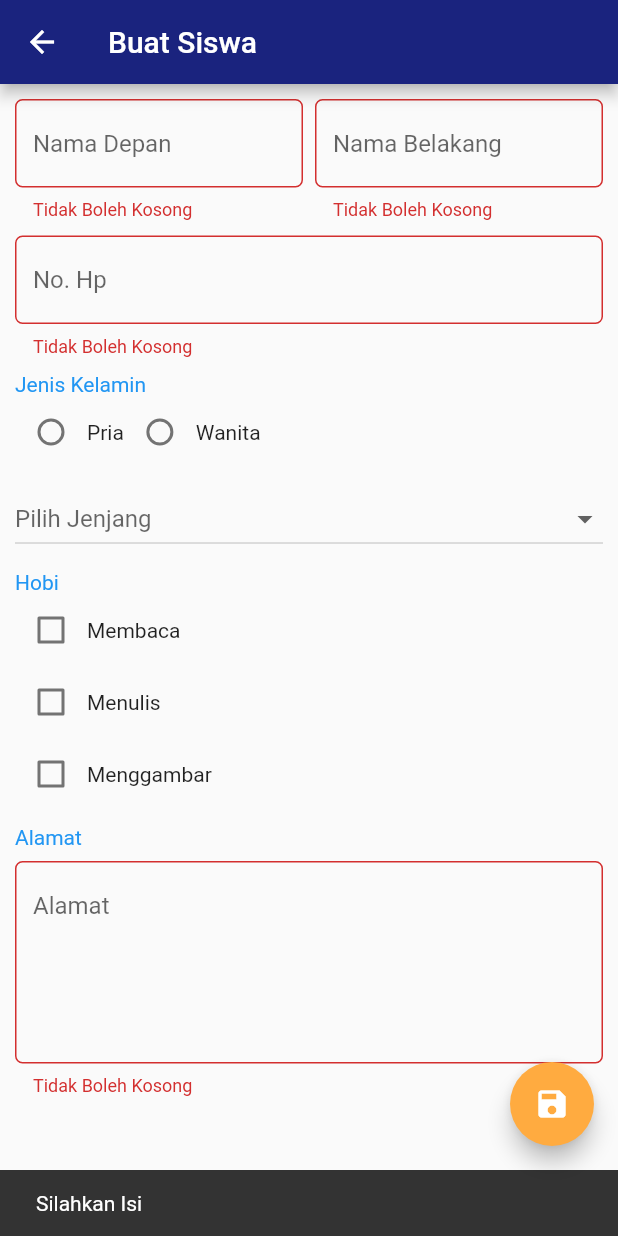
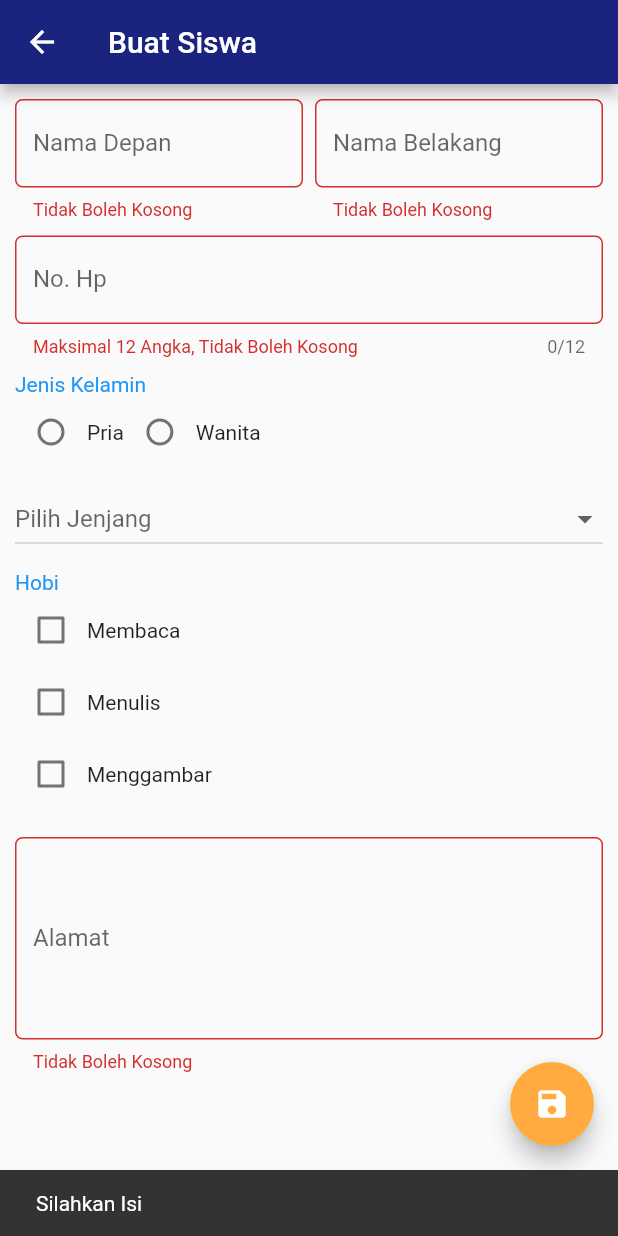
Before and after one commit to Syntaks-cyber/SekolahKu, a Flutter app: the FormPage screen opened directly, after a tap on the "save" icon, on a phone screen of 412 x 824 dp. Run offline on Flutter 3.47's test engine with Material 2 defaults, Android fonts, the phone set to English and light mode, and no system bars; our stand-ins replace sqflite; accounts and stored records are empty.

Commit message:
initial commit

```diff
--- a/lib/screens/add_screen.dart
+++ b/lib/screens/add_screen.dart
@@ -73,6 +73,7 @@ class _FormPageState extends State<FormPage> {
                     },
                     decoration: InputDecoration(
                         hintText: 'Nama Depan',
+                        labelText: "Nama Depan",
                         border: OutlineInputBorder(
                             borderRadius: BorderRadius.circular(5)
                         )
@@ -92,6 +93,7 @@ class _FormPageState extends State<FormPage> {
                     },
                     decoration: InputDecoration(
                         hintText: 'Nama Belakang',
+                        labelText: "Nama Belakang",
                         border: OutlineInputBorder(
                             borderRadius: BorderRadius.circular(5)
                         )
@@ -103,15 +105,17 @@ class _FormPageState extends State<FormPage> {
             SizedBox(height: 10),
             TextFormField(
               controller: mobilePhoneController,
+              maxLength: 12,
               validator: (value){
                 if(value.isEmpty){
-                  return "Tidak Boleh Kosong";
+                  return "Maksimal 12 Angka, Tidak Boleh Kosong";
                 }else{
                   return null;
                 }
               },
               decoration: InputDecoration(
                   hintText: 'No. Hp',
+                  labelText: "No. Hp",
                   border: OutlineInputBorder(
                       borderRadius: BorderRadius.circular(5)
                   )
@@ -170,7 +174,6 @@ class _FormPageState extends State<FormPage> {
                   .toList(),
             ),
             SizedBox(height: 10),
-            Text('Alamat', style: TextStyle(color: Colors.blue)),
             SizedBox(
               height: 8,
             ),
@@ -186,6 +189,7 @@ class _FormPageState extends State<FormPage> {
               maxLines: 5,
               decoration: InputDecoration(
                   hintText:  "Alamat",
+                  labelText: "Alamat",
                   border: OutlineInputBorder(
                       borderRadius: BorderRadius.circular(5))
               ),
```
